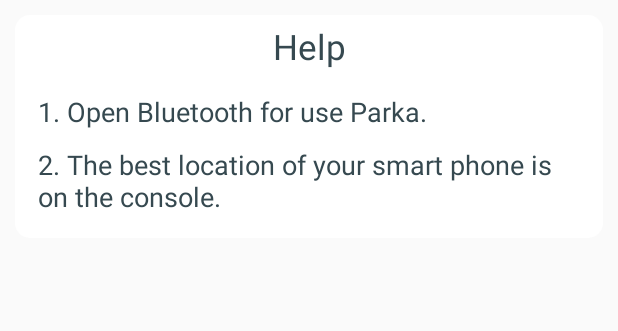
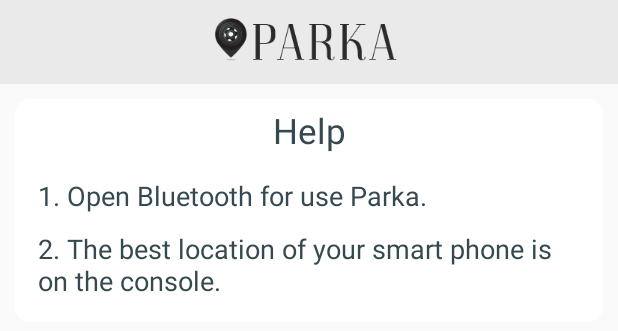
Before and after one commit to harajuku789/Parka, an Android app: the layout activity_help.xml on its own in the app's theme, with its tools: preview values and no code run, on a phone screen of 412 x 824 dp. Shown: the top 331 px of the screen. Run offline under Robolectric (Android 15) with nearby library versions, the phone set to English and light mode, and no system bars.

Commit message:
Refactor code Home, Register, Help are use toolbar by include.

```diff
--- a/app/src/main/java/com/iplds/minimintji/iplds/activity/HelpActivity.java
+++ b/app/src/main/java/com/iplds/minimintji/iplds/activity/HelpActivity.java
@@ -9,7 +9,7 @@ import android.support.v7.widget.Toolbar;
 import com.iplds.minimintji.iplds.R;
 
 public class HelpActivity extends AppCompatActivity {
-    private Toolbar toolbar;
+    private Toolbar toolbarHelp;
     private DrawerLayout drawerLayout;
     private ActionBarDrawerToggle actionBarDrawerToggle;
 
@@ -22,6 +22,10 @@ public class HelpActivity extends AppCompatActivity {
     }
 
     private void initInstances() {
+        toolbarHelp = findViewById(R.id.toolbarHelp);
+        setSupportActionBar(toolbarHelp);
+        getSupportActionBar().setDisplayHomeAsUpEnabled(true);
+        getSupportActionBar().setDisplayShowTitleEnabled(false);
 
     }
 
--- a/app/src/main/res/layout/activity_help.xml
+++ b/app/src/main/res/layout/activity_help.xml
@@ -16,6 +16,11 @@
             android:layout_height="match_parent"
             android:orientation="vertical"
             android:layout_marginBottom="@dimen/first_margin_buttom">
+
+
+            <include
+                android:id="@+id/toolbarHelp"
+                layout="@layout/toolbar"/>
 
             <LinearLayout
                 android:layout_width="match_parent"
--- a/app/src/main/res/layout/activity_register.xml
+++ b/app/src/main/res/layout/activity_register.xml
@@ -15,6 +15,10 @@
             android:layout_width="match_parent"
             android:layout_height="match_parent"
             android:orientation="vertical">
+
+            <include
+                android:id="@+id/toolbarRegister"
+                layout="@layout/toolbar"/>
 
             <LinearLayout
                 android:layout_width="match_parent"
--- /dev/null
+++ b/app/src/main/res/layout/toolbar.xml
@@ -0,0 +1,15 @@
+<?xml version="1.0" encoding="utf-8"?>
+<android.support.v7.widget.Toolbar xmlns:android="http://schemas.android.com/apk/res/android"
+    android:layout_width="match_parent"
+    android:layout_height="?attr/actionBarSize"
+    android:background="?attr/colorPrimary"
+    android:popupTheme="@style/ThemeOverlay.AppCompat.Dark.ActionBar"
+    android:theme="@style/ThemeOverlay.AppCompat.Light">
+
+    <ImageView
+        android:layout_width="wrap_content"
+        android:layout_height="wrap_content"
+        android:layout_gravity="center"
+        android:src="@drawable/app_logo_parka" />
+
+</android.support.v7.widget.Toolbar>
--- a/app/src/main/res/values-v21/styles.xml
+++ b/app/src/main/res/values-v21/styles.xml
@@ -4,7 +4,6 @@
     <style name="AppTheme.NoActionBar">
         <item name="windowActionBar">false</item>
         <item name="windowNoTitle">true</item>
-        <item name="android:statusBarColor">@android:color/transparent</item>
     </style>
 
 </resources>
--- a/app/src/main/res/values/styles.xml
+++ b/app/src/main/res/values/styles.xml
@@ -10,7 +10,6 @@
 
     <style name="TextAppearance.AppCompat.Widget.ActionBar.Title" parent="@android:style/TextAppearance">
         <item name="android:textColor">@color/colorAccent</item>
-        <item name="android:textSize">20dp</item>
     </style>
 
     <style name="header_font_size">
@@ -49,4 +48,8 @@
         <item name="android:textStyle">bold</item>
     </style>
 
+    <style name="ToolbarColoredBackArrow" parent="AppTheme">
+        <item name="android:textColorSecondary">@color/colorAccent</item>
+    </style>
+
 </resources>
```
Also changed, not shown: app/src/main/AndroidManifest.xml (+13 -6 lines), app/src/main/java/com/iplds/minimintji/iplds/activity/HomeActivity.java (+4 -5 lines), app/src/main/java/com/iplds/minimintji/iplds/activity/RegisterActivity.java (+8 -1 lines), app/src/main/res/layout/activity_home.xml (+3 -15 lines), app/src/main/res/layout/toolbar_backpage.xml (deleted, +0 -9 lines).
